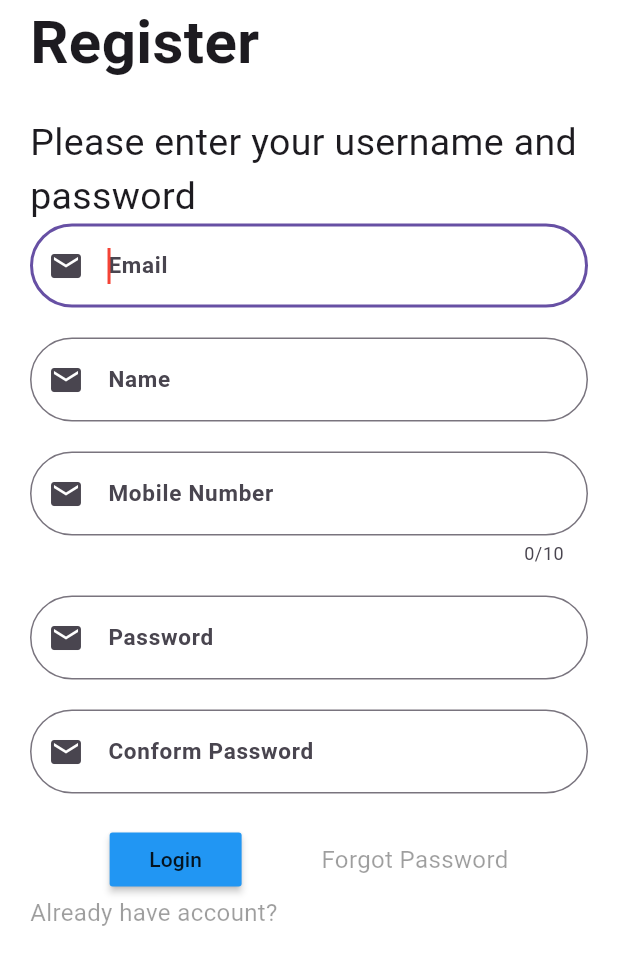
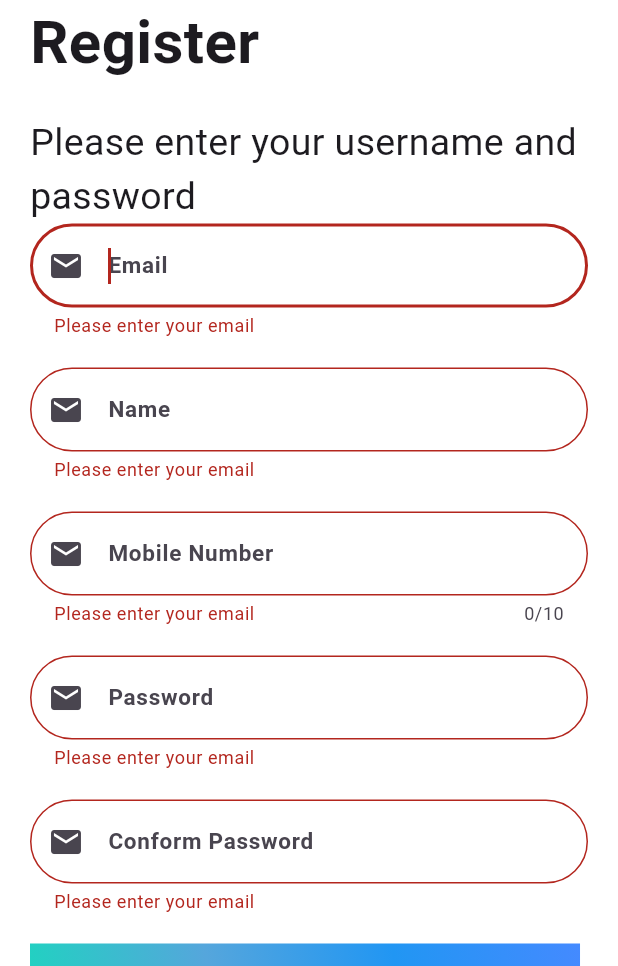
Before and after one commit to kripas1369/flutternovclass, a Flutter app: the RegisterScreen screen opened directly, after a tap on "Login", on a phone screen of 412 x 824 dp, the part 270-1236 px from its top. Run offline on Flutter 3.47's test engine with Material 3 defaults, Android fonts, the phone set to English and light mode, and no system bars; our stand-ins replace hexcolor.

Commit message:
day 13 code validate on register screen

```diff
--- a/lib/Constant/constColor.dart
+++ b/lib/Constant/constColor.dart
@@ -1,4 +1,11 @@
 import 'package:flutter/material.dart';
+import 'package:hexcolor/hexcolor.dart';
 
 final kbackgroundColor = Colors.white;
 final ktextColor = Colors.pink;
+final List<Color>buttonColors= [
+  Colors.blueAccent,
+  Colors.blue,
+  Color.fromRGBO(85, 166, 220  ,10),
+  HexColor("#1FD3C0"),
+];
--- a/lib/Screen/PrimaryScreen/RegisterScreen/Widgets/registerTextfield.dart
+++ b/lib/Screen/PrimaryScreen/RegisterScreen/Widgets/registerTextfield.dart
@@ -3,6 +3,7 @@ import 'package:flutternovclass/Screen/PrimaryScreen/LoginScreen/body.dart';
 import 'package:flutternovclass/Screen/PrimaryScreen/Widgets/primaryText.dart';
 import 'package:flutternovclass/Screen/PrimaryScreen/Widgets/sizeBox.dart';
 import 'package:flutternovclass/Widgets/customTextfieldWidget.dart';
+import 'package:flutternovclass/Widgets/defaultButton.dart';
 
 class RegisterTextfield extends StatelessWidget {
   const RegisterTextfield({super.key});
@@ -14,10 +15,12 @@ class RegisterTextfield extends StatelessWidget {
     final TextEditingController conformpasswordController = TextEditingController();
     final TextEditingController nameController = TextEditingController();
     final TextEditingController numberController =TextEditingController();
-    return Column(
+    final formKey = GlobalKey<FormState>();
+    return Form(
+      key:formKey,
+      child: Column(
         crossAxisAlignment: CrossAxisAlignment.start,
         children: [
-
           TextFormField(
             // autocorrect: true,
              autofocus: true,
@@ -30,9 +33,14 @@ class RegisterTextfield extends StatelessWidget {
               cursorColor: Colors.red,
               // cursorRadius: Radius.circular(20),
               // cursorWidth: 100.3,
-            decoration: customDecoration(hintText:"Email")
+              decoration: customDecoration(hintText:"Email"),
+            validator: (value){
+               if(value==null || value.isEmpty){
+                 return "Please enter your email";
+               }
+               return null;
+            },
           ),
-
           TextSizeBox(),
           TextFormField(
               textInputAction:TextInputAction.next,
@@ -40,7 +48,13 @@ class RegisterTextfield extends StatelessWidget {
               ///Task
               //AutoExpandTextfield
               controller: nameController,
-            decoration: customDecoration(hintText:"Name")
+              decoration: customDecoration(hintText:"Name"),
+              validator: (value){
+    if(value==null || value.isEmpty){
+    return "Please enter your email";
+    }
+    return null;
+    },
           ),
           TextSizeBox(),
           TextFormField(
@@ -51,7 +65,13 @@ class RegisterTextfield extends StatelessWidget {
               /// Task
               keyboardType:TextInputType.number ,
               controller: numberController,
-            decoration: customDecoration(hintText:"Mobile Number")
+              decoration: customDecoration(hintText:"Mobile Number"),
+            validator: (value){
+              if(value==null || value.isEmpty){
+                return "Please enter your email";
+              }
+              return null;
+            },
           ),
           TextSizeBox(),
           TextFormField(
@@ -59,34 +79,60 @@ class RegisterTextfield extends StatelessWidget {
               obscureText: true,
               ///Task change this dot on password obscuretext with #####
               controller: passwordController,
-            decoration: customDecoration(hintText: "Password")
-        ),TextSizeBox(),
+              decoration: customDecoration(hintText: "Password"),
+            validator: (value){
+              if(value==null || value.isEmpty){
+                return "Please enter your email";
+              }
+              return null;
+            },
+          ),
+          TextSizeBox(),
           TextFormField(
               controller: conformpasswordController,
-            decoration: customDecoration(hintText: "Conform Password")
+              decoration: customDecoration(hintText: "Conform Password"),
+            validator: (value){
+              if(value==null || value.isEmpty){
+                return "Please enter your email";
+              }
+              return null;
+            },
           ),
           TextSizeBox(),
+          InkWell(
+              onTap: ()async{
+                if(formKey.currentState!.validate()){
+                  Navigator.push(
+                    context,
+                    MaterialPageRoute(builder: (context) =>LoginScreen()),
+                  );
+                }
+                else{}
+              },
+              child: DefaultButton()),
           Row(
+
             children: [
               Spacer(),
-            MaterialButton(
-              color: Colors.blue,
-              onPressed: (){},child: Text("Login"),),
+              InkWell(
+                onTap: (){
+                  Navigator.push(
+                  context,
+                  MaterialPageRoute(builder: (context) =>LoginScreen()),
+                )
+                  ;},
+                child: CustomText(
+                  text: "Already have account?",
+                ),
+              ),
               Spacer(),
               CustomText(text: "Forgot Password",),
               Spacer(),
             ],
           ),
-        InkWell(
-          onTap: (){Navigator.push(
-            context,
-            MaterialPageRoute(builder: (context) =>LoginScreen()),
-          );},
-          child: CustomText(
-            text: "Already have account?",
+          SizedBox(height: 40,)
+        ],
       ),
-        ),
-      ],
     );
   }
 }
--- /dev/null
+++ b/lib/Widgets/defaultButton.dart
@@ -0,0 +1,29 @@
+import 'package:flutter/material.dart';
+import 'package:flutternovclass/Constant/constColor.dart';
+import 'package:hexcolor/hexcolor.dart';
+class DefaultButton extends StatelessWidget {
+  const DefaultButton({super.key});
+
+  @override
+  Widget build(BuildContext context) {
+    return InkWell(
+      // onTap: (){
+      //
+      // },
+      child: Container(
+            decoration: BoxDecoration(
+              gradient:LinearGradient(
+                begin: Alignment.topRight,
+                  end: Alignment.bottomLeft,
+                  colors:buttonColors,
+              )
+            ),
+            width:MediaQuery.of(context).size.width*0.89,
+            height: 60,
+            child: Center(child: Text("Login")),
+
+      ),
+    );
+
+  }
+}
--- a/lib/main.dart
+++ b/lib/main.dart
@@ -1,6 +1,7 @@
 import 'package:flutter/material.dart';
 import 'package:flutternovclass/Screen/FlutterWidgets/Listtileandimage.dart';
 import 'package:flutternovclass/Screen/PrimaryScreen/SplaschScreen/body.dart';
+import 'package:flutternovclass/Widgets/defaultButton.dart';
 
 import 'Screen/FlutterWidgets/flutter_button.dart';
 
@@ -14,6 +15,7 @@ class MyApp extends StatelessWidget {
   Widget build(BuildContext context) {
     return MaterialApp(
       home: SplashScreen(),
+      // home: DefaultButton(),
     );
   }
 }
--- a/pubspec.yaml
+++ b/pubspec.yaml
@@ -46,6 +46,7 @@ dev_dependencies:
   # package. See that file for information about deactivating specific lint
   # rules and activating additional ones.
   flutter_lints: ^2.0.0
+  hexcolor: ^3.0.1
 
 
 # For information on the generic Dart part of this file, see the
```
Also changed, not shown: pubspec.lock. Lines whose indentation alone changed are shown as unchanged.
